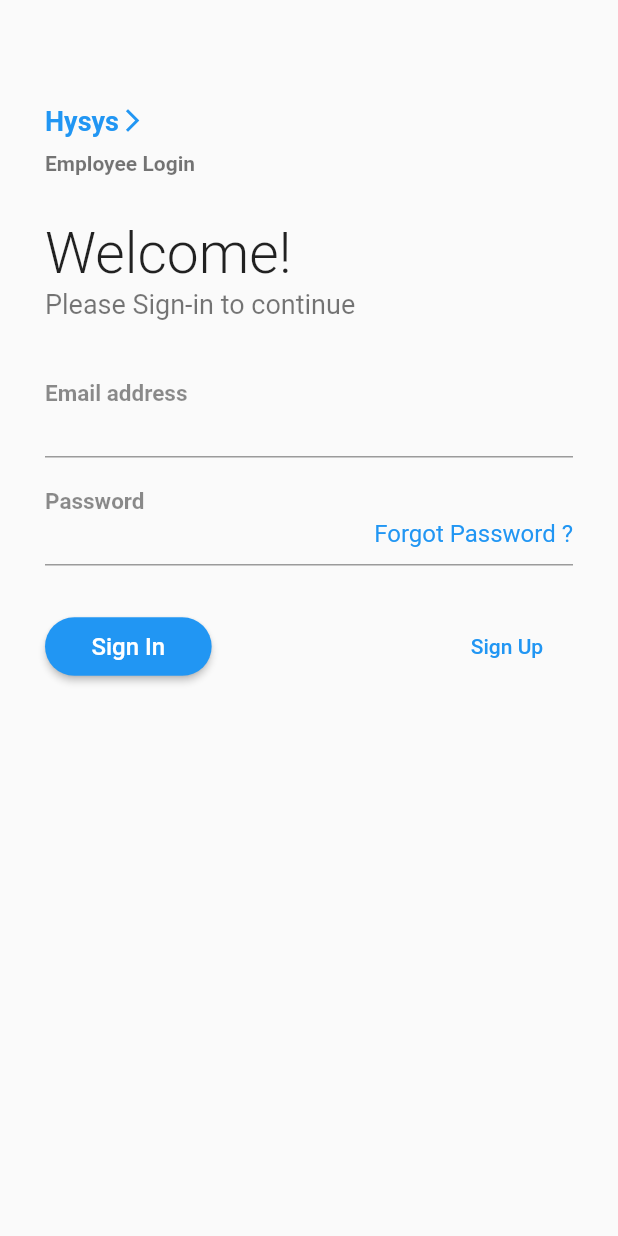
After one commit to VBT-Intership/HalitAksoyFlutterLoginExample, a Flutter app: the screen it shows after launch, on a phone screen of 412 x 824 dp. The commit adds this screen. Run offline on Flutter 3.47's test engine with Material 2 defaults, Android fonts, the phone set to English and light mode, and no system bars.

Commit message:
Refactored sign_in

```diff
--- a/lib/main.dart
+++ b/lib/main.dart
@@ -1,5 +1,7 @@
+
+
 import 'package:flutter/material.dart';
-import 'package:flutter_login_example/pages/login.dart';
+import 'package:flutter_login_example/pages/sign_in.dart';
 
 void main() {
   runApp(MyApp());
@@ -14,7 +16,7 @@ class MyApp extends StatelessWidget {
         primarySwatch: Colors.blue,
         visualDensity: VisualDensity.adaptivePlatformDensity,
       ),
-      home: LoginPage(),
+      home: SignInPage(),
     );
   }
 }
--- /dev/null
+++ b/lib/pages/sign_in.dart
@@ -0,0 +1,120 @@
+import 'package:flutter/material.dart';
+import 'package:flutter/widgets.dart';
+import 'package:flutter_login_example/pages/base_login_state.dart';
+import 'package:flutter_login_example/pages/sign_up.dart';
+import 'package:flutter_login_example/view/login/login_button.dart';
+import 'package:flutter_login_example/view/login/login_title.dart';
+import 'package:flutter_login_example/view/login/login_top_title.dart';
+import 'package:flutter_login_example/view/login/login_util.dart';
+import 'package:flutter_login_example/view/space.dart';
+
+class SignInPage extends StatefulWidget {
+  @override
+  _SignInPageState createState() => _SignInPageState();
+}
+
+class _SignInPageState extends BaseLoginState<SignInPage> {
+  @override
+  Widget build(BuildContext context) {
+    return SafeArea(
+      child: Scaffold(
+        body: buildBody(),
+      ),
+    );
+  }
+
+  Widget buildBody() {
+    return ListView(
+      padding: const EdgeInsets.fromLTRB(30.0, 0, 30, 30),
+      children: <Widget>[
+        Space.all(70),
+        LoginTopTitle(
+          appName: "Hysys",
+          iconData: Icons.arrow_forward_ios,
+          secondaryText: "Employee Login",
+        ),
+        Space.all(30),
+        LoginTitle(
+          primaryText: "Welcome!",
+          secondaryText: "Please Sign-in to continue",
+        ),
+        Space.all(30),
+        buildForm(),
+      ],
+    );
+  }
+
+  Form buildForm() {
+    return Form(
+      key: formKey,
+      autovalidate: clickedButton,
+      child: Column(
+        children: <Widget>[
+          TextFormField(
+            validator: LoginUtil.validatorEmail,
+            decoration: LoginUtil.buildInputDecoration(
+              label: "Email address",
+            ),
+          ),
+          Space.all(10),
+          TextFormField(
+            validator: LoginUtil.validatorPassword,
+            decoration: LoginUtil.buildInputDecoration(
+              label: "Password",
+              suffix: buildForgotPasswordText(),
+            ),
+          ),
+          Space.all(30),
+          buildBottomButtons(),
+        ],
+      ),
+    );
+  }
+
+  Row buildBottomButtons() {
+    return Row(
+      mainAxisAlignment: MainAxisAlignment.spaceBetween,
+      children: <Widget>[
+        LoginButton(
+          text: "Sign In",
+          onTab: signIn,
+        ),
+        FlatButton(
+          onPressed: gotoSignUp,
+          child: Text(
+            "Sign Up",
+            style: TextStyle(
+              color: Colors.blue,
+            ),
+          ),
+        )
+      ],
+    );
+  }
+
+  void signIn() {
+    setState(() {
+      clickedButton = true;
+    });
+  }
+
+  void gotoSignUp() {
+    Navigator.of(context).push(
+      MaterialPageRoute(
+        builder: (context) {
+          return SignUpPage();
+        },
+      ),
+    );
+  }
+
+  InkWell buildForgotPasswordText() {
+    return InkWell(
+      onTap: () {},
+      child: Text(
+        "Forgot Password ?",
+        style: TextStyle(color: Colors.blue),
+      ),
+    );
+  }
+}
--- /dev/null
+++ b/lib/view/login/login_button.dart
@@ -0,0 +1,29 @@
+import 'package:flutter/material.dart';
+import 'package:flutter/widgets.dart';
+
+class LoginButton extends StatelessWidget {
+  final String text;
+
+  final Function() onTab;
+
+  const LoginButton({Key key, this.text, this.onTab}) : super(key: key);
+
+  @override
+  Widget build(BuildContext context) {
+    return RaisedButton(
+      shape: RoundedRectangleBorder(borderRadius: BorderRadius.circular(25)),
+      color: Colors.blue,
+      child: Padding(
+        padding: const EdgeInsets.fromLTRB(15, 10, 15, 10),
+        child: Text(
+          text,
+          style: TextStyle(
+            color: Colors.white,
+            fontSize: 16,
+          ),
+        ),
+      ),
+      onPressed: this.onTab,
+    );
+  }
+}
--- /dev/null
+++ b/lib/view/login/login_title.dart
@@ -0,0 +1,45 @@
+import 'package:flutter/material.dart';
+import 'package:flutter/widgets.dart';
+
+class LoginTitle extends StatelessWidget {
+  final String primaryText;
+
+  final String secondaryText;
+
+  const LoginTitle({
+    Key key,
+    this.primaryText,
+    this.secondaryText,
+  }) : super(key: key);
+
+  @override
+  Widget build(BuildContext context) {
+    return Column(
+      crossAxisAlignment: CrossAxisAlignment.start,
+      children: <Widget>[
+        buildPrimaryText(),
+        buildSecondaryText(),
+      ],
+    );
+  }
+
+  Text buildSecondaryText() {
+    return Text(
+      "Please Sign-in to continue",
+      style: TextStyle(
+        color: Colors.black54,
+        fontSize: 18,
+      ),
+    );
+  }
+
+  Text buildPrimaryText() {
+    return Text(
+      "Welcome!",
+      style: TextStyle(
+        fontSize: 38,
+        fontWeight: FontWeight.w300,
+      ),
+    );
+  }
+}
--- /dev/null
+++ b/lib/view/login/login_top_title.dart
@@ -0,0 +1,63 @@
+import 'package:flutter/material.dart';
+import 'package:flutter/widgets.dart';
+import 'package:flutter_login_example/view/space.dart';
+
+class LoginTopTitle extends StatelessWidget {
+  ///
+  ///
+  /// Maybe company name
+  final String appName;
+
+  ///
+  ///
+  ///TODO : name it correctly
+  final IconData iconData;
+
+  ///
+  ///
+  ///Sub title
+  final String secondaryText;
+
+  const LoginTopTitle({
+    Key key,
+    this.appName,
+    this.iconData,
+    this.secondaryText,
+  }) : super(key: key);
+
+  @override
+  Widget build(BuildContext context) {
+    return Column(
+      crossAxisAlignment: CrossAxisAlignment.start,
+      children: <Widget>[
+        buildAppName(),
+        Space.all(10),
+        buildSecondaryText(),
+      ],
+    );
+  }
+
+  Row buildAppName() {
+    return Row(
+      children: <Widget>[
+        Text(
+          appName,
+          style: TextStyle(
+              color: Colors.blue, fontSize: 18, fontWeight: FontWeight.bold),
+        ),
+        Icon(
+          iconData,
+          color: Colors.blue,
+          size: 18,
+        ),
+      ],
+    );
+  }
+
+  Text buildSecondaryText() {
+    return Text(
+      secondaryText,
+      style: TextStyle(color: Colors.black54, fontWeight: FontWeight.bold),
+    );
+  }
+}
--- /dev/null
+++ b/lib/view/login/login_util.dart
@@ -0,0 +1,34 @@
+import 'package:flutter/material.dart';
+
+class LoginUtil {
+
+  static String validatorEmail(String value) {
+    if (value.isEmpty) {
+      return "Please enter your email address";
+    }
+    return null;
+  }
+
+  static String validatorPassword(String value) {
+    if (value.isEmpty) {
+      return "Please enter your password";
+    }
+    if (value.length < 8) {
+      return "Password must be at least 8 characters!";
+    }
+    return null;
+  }
+
+  static InputDecoration buildInputDecoration({String label, Widget suffix}) {
+    return InputDecoration(
+      floatingLabelBehavior: FloatingLabelBehavior.always,
+      labelText: label,
+      labelStyle: TextStyle(
+        color: Colors.black45,
+        fontSize: 20,
+        fontWeight: FontWeight.bold,
+      ),
+      suffix: suffix,
+    );
+  }
+}
--- /dev/null
+++ b/lib/view/space.dart
@@ -0,0 +1,20 @@
+import 'package:flutter/widgets.dart';
+
+class Space extends StatelessWidget {
+  final double width;
+
+  final double height;
+
+  Space({
+    Key key,
+    this.width,
+    this.height,
+  }) : super(key: key);
+
+  Space.all(double width) : this(width : width, height : width);
+
+  @override
+  Widget build(BuildContext context) {
+    return SizedBox(width: this.width, height: this.height);
+  }
+}
```
Also changed, not shown: lib/pages/base_login_state.dart (added, +12 -0 lines), lib/pages/login.dart (deleted, +0 -185 lines).
